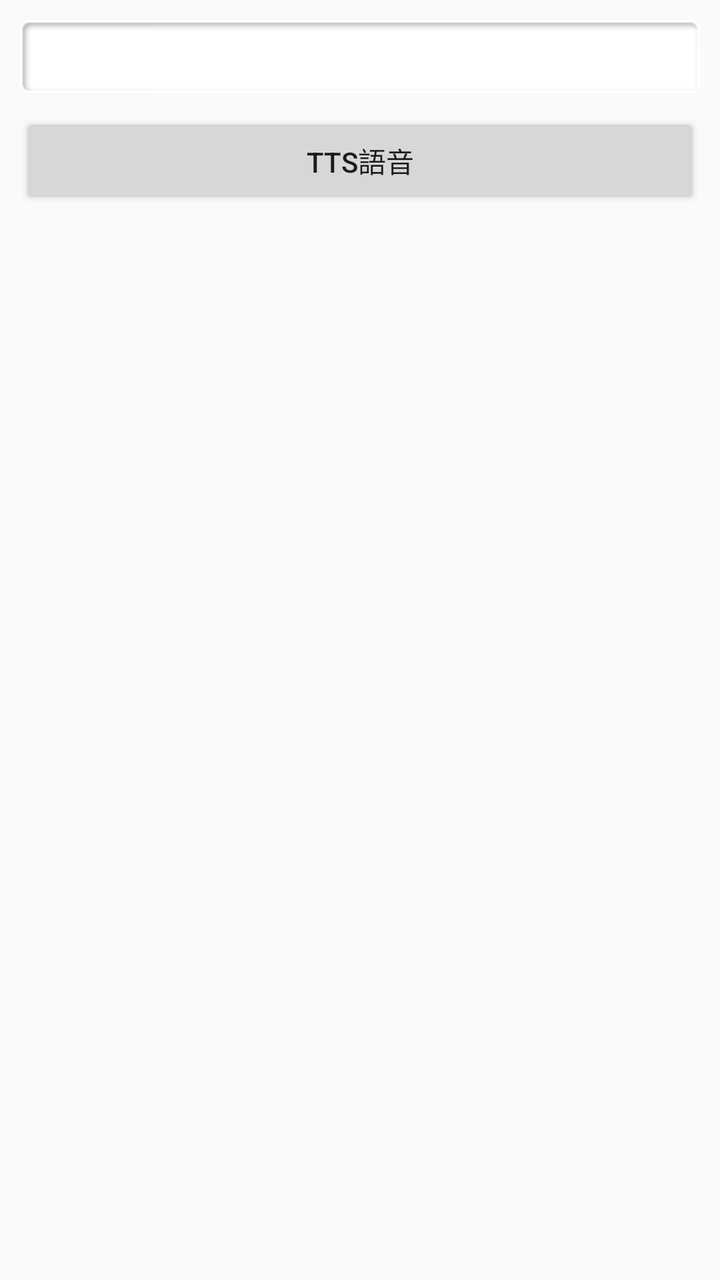
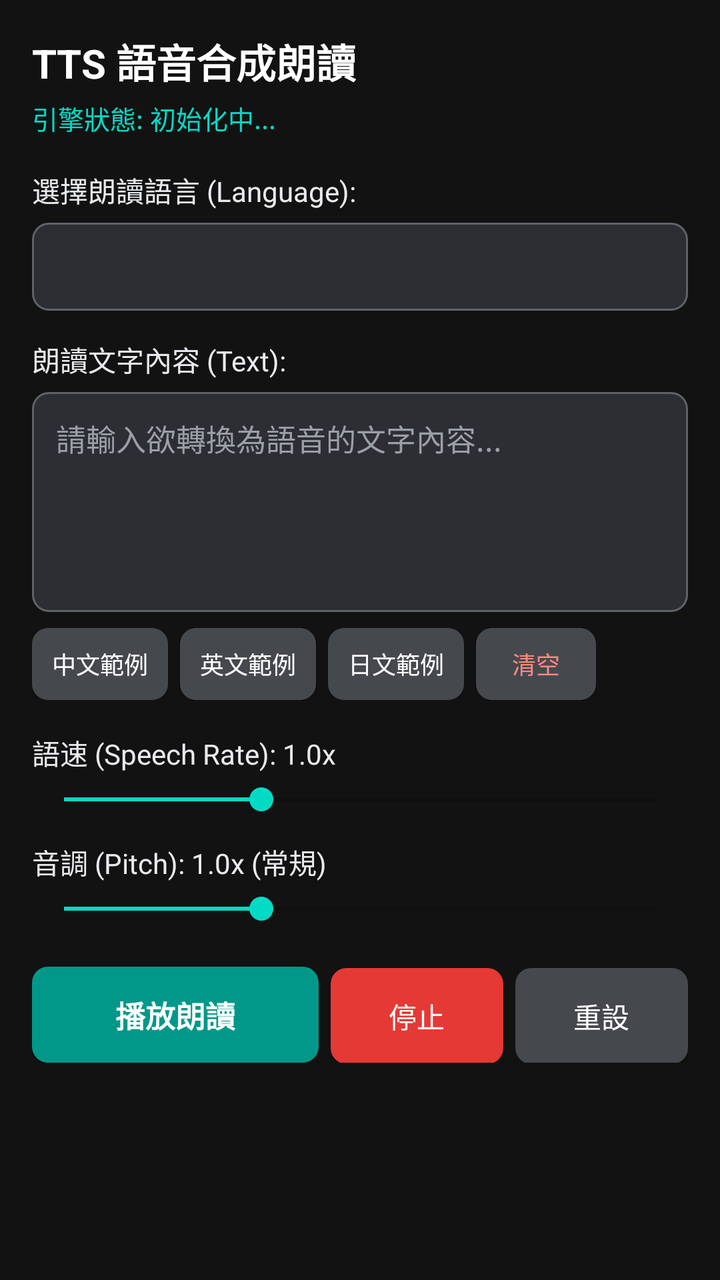

Two renders of the same Android screen: before a commit and after it. Below are the layout's source before the change and the commit's diff.
<!-- AndroidManifest.xml: application theme AppTheme -->
<!-- res/layout/fragment_tts.xml -->
<?xml version="1.0" encoding="utf-8"?>
<androidx.constraintlayout.widget.ConstraintLayout xmlns:android="http://schemas.android.com/apk/res/android"
    xmlns:app="http://schemas.android.com/apk/res-auto"
    xmlns:tools="http://schemas.android.com/tools"
    android:layout_width="match_parent"
    android:layout_height="match_parent"
  >

    <EditText
        app:layout_constraintTop_toTopOf="parent"
        app:layout_constraintStart_toStartOf="parent"
        app:layout_constraintEnd_toEndOf="parent"
        android:layout_marginTop="10dp"
        android:layout_marginStart="10dp"
        android:layout_marginEnd="10dp"
        android:id="@+id/edit_tts"
        android:layout_width="0dp"
        android:layout_height="wrap_content"
        android:ems="10"
        android:inputType="text"
        android:textColor="@color/black"
        android:background="@drawable/login_text_bgd"
         />

    <Button
        app:layout_constraintTop_toBottomOf="@+id/edit_tts"
        app:layout_constraintStart_toStartOf="parent"
        app:layout_constraintEnd_toEndOf="parent"
        android:layout_marginTop="10dp"
        android:layout_marginStart="10dp"
        android:layout_marginEnd="10dp"
        android:id="@+id/btn_tts"
        android:layout_width="0dp"
        android:layout_height="wrap_content"
        android:text="TTS語音" />
</androidx.constraintlayout.widget.ConstraintLayout>
<!-- resources referenced by this layout -->
<resources>
  <color name="black">#FF000000</color>
  <!-- drawable login_text_bgd: png bitmap (drawable-hdpi, 3382 bytes) -->
  <style name="AppTheme" parent="Theme.AppCompat.Light.DarkActionBar">
          
          <item name="colorPrimary">@color/colorPrimary</item>
          <item name="colorPrimaryDark">@color/colorPrimaryDark</item>
          <item name="colorAccent">@color/colorAccent</item>
          <item name="windowActionBar">false</item>
          <item name="windowNoTitle">true</item>
  
      </style>
  <color name="colorPrimary">#6200EE</color>
  <color name="colorPrimaryDark">#3700B3</color>
  <color name="colorAccent">#03DAC5</color>
</resources>

<!-- the commit's change to res/layout/fragment_tts.xml (unified diff, before → after) -->
@@ -1,36 +1,228 @@
 <?xml version="1.0" encoding="utf-8"?>
-<androidx.constraintlayout.widget.ConstraintLayout xmlns:android="http://schemas.android.com/apk/res/android"
+<ScrollView xmlns:android="http://schemas.android.com/apk/res/android"
     xmlns:app="http://schemas.android.com/apk/res-auto"
     xmlns:tools="http://schemas.android.com/tools"
     android:layout_width="match_parent"
     android:layout_height="match_parent"
-  >
-
-    <EditText
-        app:layout_constraintTop_toTopOf="parent"
-        app:layout_constraintStart_toStartOf="parent"
-        app:layout_constraintEnd_toEndOf="parent"
-        android:layout_marginTop="10dp"
-        android:layout_marginStart="10dp"
-        android:layout_marginEnd="10dp"
-        android:id="@+id/edit_tts"
-        android:layout_width="0dp"
+    android:background="#121212"
+    android:fillViewport="true">
+
+    <LinearLayout
+        android:layout_width="match_parent"
         android:layout_height="wrap_content"
-        android:ems="10"
-        android:inputType="text"
-        android:textColor="@color/black"
-        android:background="@drawable/login_text_bgd"
-         />
-
-    <Button
-        app:layout_constraintTop_toBottomOf="@+id/edit_tts"
-        app:layout_constraintStart_toStartOf="parent"
-        app:layout_constraintEnd_toEndOf="parent"
-        android:layout_marginTop="10dp"
-        android:layout_marginStart="10dp"
-        android:layout_marginEnd="10dp"
-        android:id="@+id/btn_tts"
-        android:layout_width="0dp"
-        android:layout_height="wrap_content"
-        android:text="TTS語音" />
-</androidx.constraintlayout.widget.ConstraintLayout>
+        android:orientation="vertical"
+        android:padding="16dp">
+
+        
+        <TextView
+            android:layout_width="wrap_content"
+            android:layout_height="wrap_content"
+            android:text="TTS 語音合成朗讀"
+            android:textColor="@color/white"
+            android:textSize="20sp"
+            android:textStyle="bold" />
+
+        <TextView
+            android:id="@+id/tv_tts_status"
+            android:layout_width="wrap_content"
+            android:layout_height="wrap_content"
+            android:layout_marginTop="4dp"
+            android:text="引擎狀態: 初始化中..."
+            android:textColor="#03DAC5"
+            android:textSize="13sp" />
+
+        
+        <TextView
+            android:layout_width="wrap_content"
+            android:layout_height="wrap_content"
+            android:layout_marginTop="16dp"
+            android:text="選擇朗讀語言 (Language):"
+            android:textColor="#E8EAED"
+            android:textSize="14sp" />
+
+        <Spinner
+            android:id="@+id/spinner_language"
+            android:layout_width="match_parent"
+            android:layout_height="44dp"
+            android:layout_marginTop="6dp"
+            android:background="@drawable/bg_edit_text"
+            android:paddingHorizontal="10dp" />
+
+        
+        <TextView
+            android:layout_width="wrap_content"
+            android:layout_height="wrap_content"
+            android:layout_marginTop="14dp"
+            android:text="朗讀文字內容 (Text):"
+            android:textColor="#E8EAED"
+            android:textSize="14sp" />
+
+        <EditText
+            android:id="@+id/edit_tts"
+            android:layout_width="match_parent"
+            android:layout_height="110dp"
+            android:layout_marginTop="6dp"
+            android:background="@drawable/bg_edit_text"
+            android:gravity="top|start"
+            android:hint="請輸入欲轉換為語音的文字內容..."
+            android:inputType="textMultiLine"
+            android:padding="12dp"
+            android:textColor="@color/white"
+            android:textColorHint="#9AA0A6"
+            android:textSize="15sp" />
+
+        
+        <HorizontalScrollView
+            android:layout_width="match_parent"
+            android:layout_height="wrap_content"
+            android:layout_marginTop="8dp"
+            android:scrollbars="none">
+
+            <LinearLayout
+                android:layout_width="wrap_content"
+                android:layout_height="wrap_content"
+                android:orientation="horizontal">
+
+                <Button
+                    android:id="@+id/btn_preset_zh"
+                    android:layout_width="wrap_content"
+                    android:layout_height="36dp"
+                    android:layout_marginEnd="6dp"
+                    android:background="@drawable/bg_btn_cancel"
+                    android:minWidth="60dp"
+                    android:paddingHorizontal="10dp"
+                    android:text="中文範例"
+                    android:textColor="@color/white"
+                    android:textSize="12sp" />
+
+                <Button
+                    android:id="@+id/btn_preset_en"
+                    android:layout_width="wrap_content"
+                    android:layout_height="36dp"
+                    android:layout_marginEnd="6dp"
+                    android:background="@drawable/bg_btn_cancel"
+                    android:minWidth="60dp"
+                    android:paddingHorizontal="10dp"
+                    android:text="英文範例"
+                    android:textColor="@color/white"
+                    android:textSize="12sp" />
+
+                <Button
+                    android:id="@+id/btn_preset_ja"
+                    android:layout_width="wrap_content"
+                    android:layout_height="36dp"
+                    android:layout_marginEnd="6dp"
+                    android:background="@drawable/bg_btn_cancel"
+                    android:minWidth="60dp"
+                    android:paddingHorizontal="10dp"
+                    android:text="日文範例"
+                    android:textColor="@color/white"
+                    android:textSize="12sp" />
+
+                <Button
+                    android:id="@+id/btn_clear_text"
+                    android:layout_width="wrap_content"
+                    android:layout_height="36dp"
+                    android:background="@drawable/bg_btn_cancel"
+                    android:minWidth="60dp"
+                    android:paddingHorizontal="10dp"
+                    android:text="清空"
+                    android:textColor="#FF8A80"
+                    android:textSize="12sp" />
+            </LinearLayout>
+        </HorizontalScrollView>
+
+        
+        <LinearLayout
+            android:layout_width="match_parent"
+            android:layout_height="wrap_content"
+            android:layout_marginTop="16dp"
+            android:orientation="horizontal">
+
+            <TextView
+                android:id="@+id/tv_rate_label"
+                android:layout_width="0dp"
+                android:layout_height="wrap_content"
+                android:layout_weight="1"
+                android:text="語速 (Speech Rate): 1.0x"
+                android:textColor="#E8EAED"
+                android:textSize="14sp" />
+        </LinearLayout>
+
+        <SeekBar
+            android:id="@+id/sb_rate"
+            android:layout_width="match_parent"
+            android:layout_height="wrap_content"
+            android:layout_marginTop="4dp"
+            android:max="150"
+            android:progress="50" />
+
+        
+        <LinearLayout
+            android:layout_width="match_parent"
+            android:layout_height="wrap_content"
+            android:layout_marginTop="12dp"
+            android:orientation="horizontal">
+
+            <TextView
+                android:id="@+id/tv_pitch_label"
+                android:layout_width="0dp"
+                android:layout_height="wrap_content"
+                android:layout_weight="1"
+                android:text="音調 (Pitch): 1.0x (常規)"
+                android:textColor="#E8EAED"
+                android:textSize="14sp" />
+        </LinearLayout>
+
+        <SeekBar
+            android:id="@+id/sb_pitch"
+            android:layout_width="match_parent"
+            android:layout_height="wrap_content"
+            android:layout_marginTop="4dp"
+            android:max="150"
+            android:progress="50" />
+
+        
+        <LinearLayout
+            android:layout_width="match_parent"
+            android:layout_height="wrap_content"
+            android:layout_marginTop="20dp"
+            android:orientation="horizontal">
+
+            <Button
+                android:id="@+id/btn_tts"
+                android:layout_width="0dp"
+                android:layout_height="48dp"
+                android:layout_marginEnd="6dp"
+                android:layout_weight="2"
+                android:background="@drawable/bg_btn_primary"
+                android:text="播放朗讀"
+                android:textColor="@color/white"
+                android:textSize="15sp"
+                android:textStyle="bold" />
+
+            <Button
+                android:id="@+id/btn_stop_tts"
+                android:layout_width="0dp"
+                android:layout_height="48dp"
+                android:layout_marginEnd="6dp"
+                android:layout_weight="1.2"
+                android:background="@drawable/bg_btn_danger"
+                android:text="停止"
+                android:textColor="@color/white"
+                android:textSize="14sp" />
+
+            <Button
+                android:id="@+id/btn_reset_tts"
+                android:layout_width="0dp"
+                android:layout_height="48dp"
+                android:layout_weight="1.2"
+                android:background="@drawable/bg_btn_cancel"
+                android:text="重設"
+                android:textColor="@color/white"
+                android:textSize="14sp" />
+        </LinearLayout>
+
+    </LinearLayout>
+
+</ScrollView>
<!-- resource entries referenced after the edit -->
@@ -1,7 +1,37 @@
 <!-- resources referenced by this layout -->
 <resources>
-  <color name="black">#FF000000</color>
-  <!-- drawable login_text_bgd: png bitmap (drawable-hdpi, 3382 bytes) -->
+  <color name="white">#FFFFFFFF</color>
+  <!-- drawable bg_btn_cancel (drawable) -->
+  <?xml version="1.0" encoding="utf-8"?>
+  <shape xmlns:android="http://schemas.android.com/apk/res/android"
+      android:shape="rectangle">
+      <solid android:color="#45494E" />
+      <corners android:radius="8dp" />
+  </shape>
+  <!-- drawable bg_btn_danger (drawable) -->
+  <?xml version="1.0" encoding="utf-8"?>
+  <shape xmlns:android="http://schemas.android.com/apk/res/android"
+      android:shape="rectangle">
+      <solid android:color="#E53935" />
+      <corners android:radius="8dp" />
+  </shape>
+  <!-- drawable bg_btn_primary (drawable) -->
+  <?xml version="1.0" encoding="utf-8"?>
+  <shape xmlns:android="http://schemas.android.com/apk/res/android"
+      android:shape="rectangle">
+      <solid android:color="#019889" />
+      <corners android:radius="8dp" />
+  </shape>
+  <!-- drawable bg_edit_text (drawable) -->
+  <?xml version="1.0" encoding="utf-8"?>
+  <shape xmlns:android="http://schemas.android.com/apk/res/android"
+      android:shape="rectangle">
+      <solid android:color="#2C2E33" />
+      <stroke
+          android:width="1dp"
+          android:color="#5F6368" />
+      <corners android:radius="8dp" />
+  </shape>
   <style name="AppTheme" parent="Theme.AppCompat.Light.DarkActionBar">
           
           <item name="colorPrimary">@color/colorPrimary</item>
